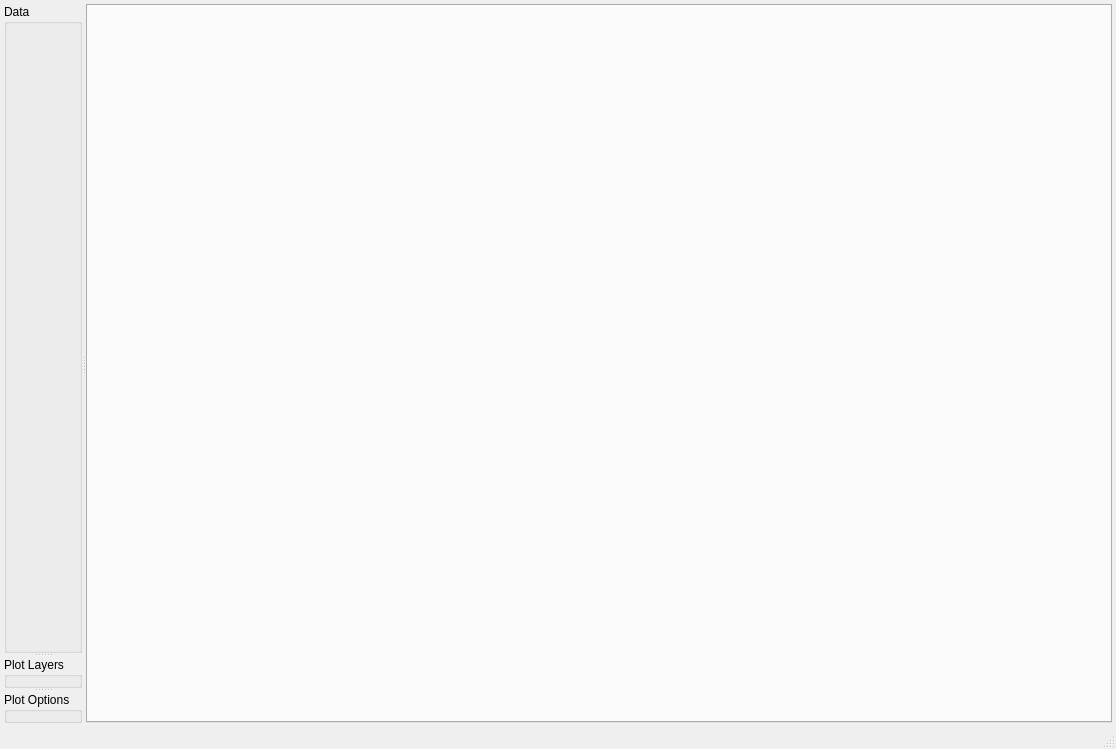
The window that glue/qt/ui/glue_application.ui (glue-viz/glue) describes before a commit, drawn with Qt 5.
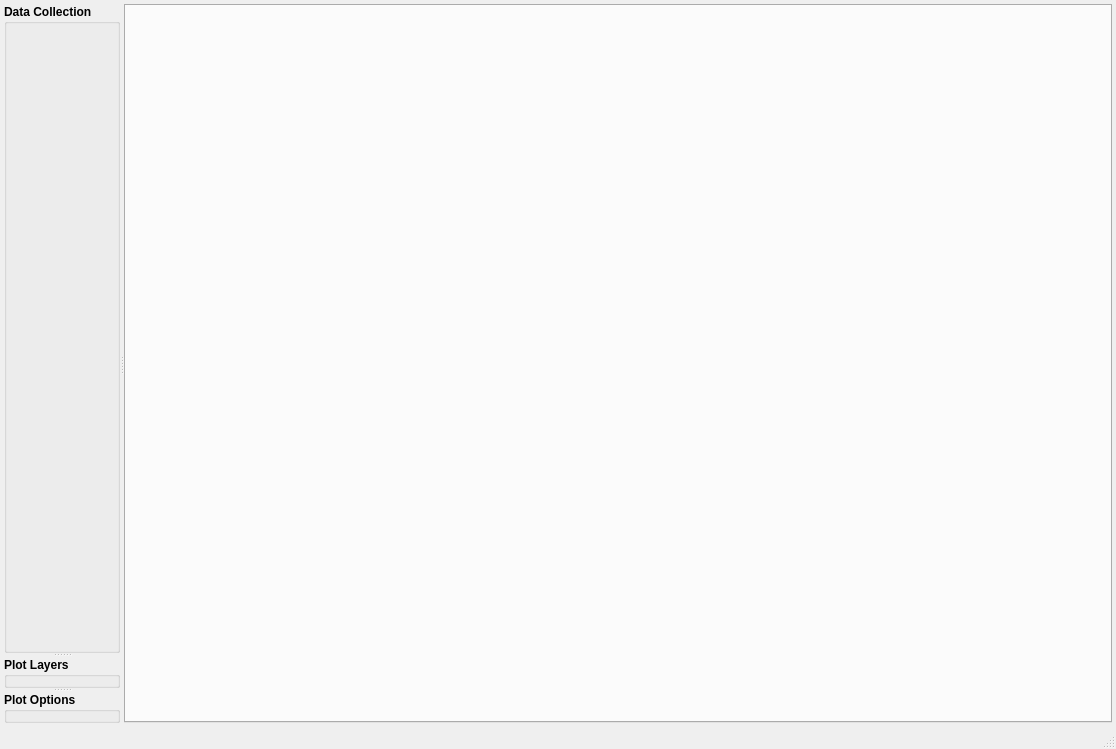
The same window after the commit.

Diff of the .ui file:
```diff
--- a/glue/qt/ui/glue_application.ui
+++ b/glue/qt/ui/glue_application.ui
@@ -34,11 +34,20 @@
         <enum>Qt::Vertical</enum>
        </property>
        <widget class="QGroupBox" name="data_layers">
+        <property name="font">
+         <font>
+          <weight>75</weight>
+          <bold>true</bold>
+         </font>
+        </property>
+        <property name="layoutDirection">
+         <enum>Qt::LeftToRight</enum>
+        </property>
         <property name="title">
-         <string>Data</string>
+         <string>Data Collection</string>
         </property>
         <property name="flat">
-         <bool>true</bool>
+         <bool>false</bool>
         </property>
        </widget>
        <widget class="QSplitter" name="plot_splitter">
@@ -46,19 +55,31 @@
          <enum>Qt::Vertical</enum>
         </property>
         <widget class="QGroupBox" name="plot_layers">
+         <property name="font">
+          <font>
+           <weight>75</weight>
+           <bold>true</bold>
+          </font>
+         </property>
          <property name="title">
           <string>Plot Layers</string>
          </property>
          <property name="flat">
-          <bool>true</bool>
+          <bool>false</bool>
          </property>
         </widget>
         <widget class="QGroupBox" name="plot_options">
+         <property name="font">
+          <font>
+           <weight>75</weight>
+           <bold>true</bold>
+          </font>
+         </property>
          <property name="title">
           <string>Plot Options</string>
          </property>
          <property name="flat">
-          <bool>true</bool>
+          <bool>false</bool>
          </property>
          <property name="checkable">
           <bool>false</bool>
```
